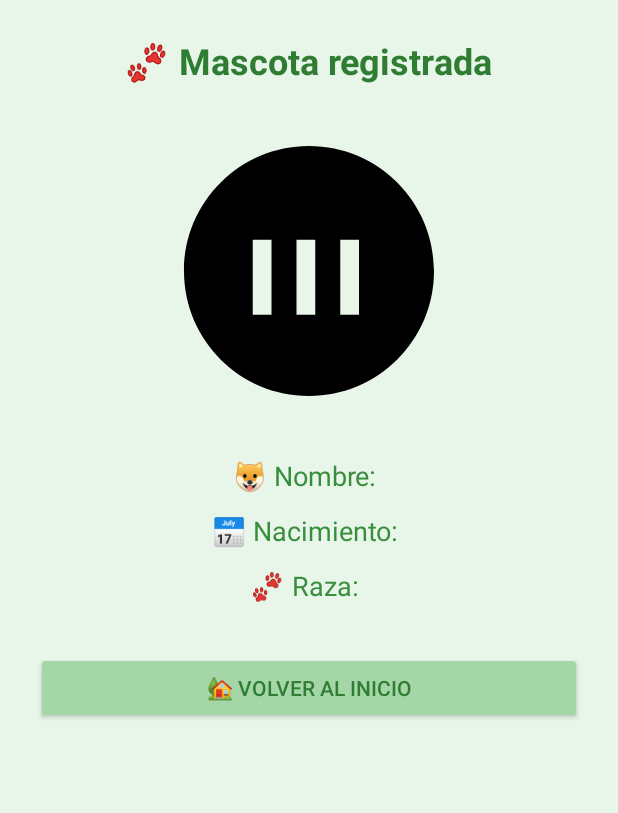
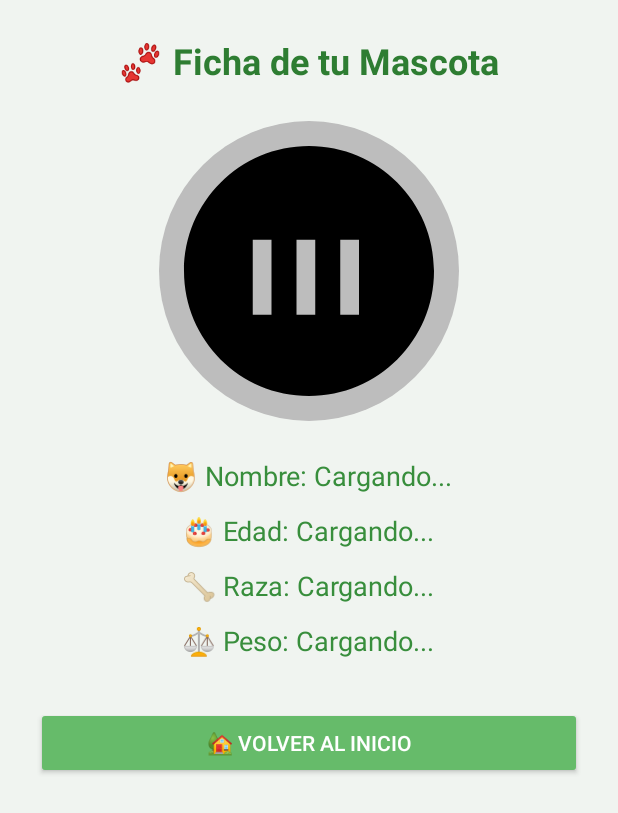
Before and after one commit to Mariajose205/CuidaPetApp, an Android app built with Jetpack Compose: the layout activity_ver_mascota.xml on its own in the app's theme, with its tools: preview values and no code run, on a phone screen of 412 x 824 dp. Shown: the top 813 px of the screen. Run offline under Robolectric (Android 15) with nearby library versions, the phone set to English and light mode, and no system bars.

Commit message:
Agregando ver mascotas

```diff
--- a/app/src/main/AndroidManifest.xml
+++ b/app/src/main/AndroidManifest.xml
@@ -27,7 +27,7 @@
         <activity android:name=".view.PerfilActivity" android:exported="false"/>
         <activity android:name=".view.RegistrarMascotaActivity" android:exported="false"/>
         <activity android:name=".view.RecomendacionesActivity" android:exported="false"/>
-        <activity android:name=".view.VerMascotaEjemploActivity" android:exported="false"/>
+        <activity android:name=".view.VerMascotaActivity" android:exported="false"/>
 
         <provider
             android:name="androidx.core.content.FileProvider"
--- a/app/src/main/java/com/example/cuidapet/data/MascotaDao.kt
+++ b/app/src/main/java/com/example/cuidapet/data/MascotaDao.kt
@@ -3,10 +3,14 @@ package com.example.cuidapet.data
 import androidx.room.Dao
 import androidx.room.Insert
 import androidx.room.OnConflictStrategy
+import androidx.room.Query
 import com.example.cuidapet.model.Mascota
 
 @Dao
 interface MascotaDao {
     @Insert(onConflict = OnConflictStrategy.REPLACE)
     suspend fun insertar(mascota: Mascota)
+
+    @Query("SELECT * FROM mascotas WHERE idUsuario = :idUsuario")
+    suspend fun obtenerMascotasPorUsuario(idUsuario: Int): List<Mascota>
 }
--- a/app/src/main/java/com/example/cuidapet/model/Mascota.kt
+++ b/app/src/main/java/com/example/cuidapet/model/Mascota.kt
@@ -10,5 +10,6 @@ data class Mascota(
     val edad: String,
     val raza: String,
     val peso: String,
-    val fotoUri: String? = null
+    val fotoUri: String? = null,
+    val idUsuario: Int
 )
--- a/app/src/main/java/com/example/cuidapet/view/HomeActivity.kt
+++ b/app/src/main/java/com/example/cuidapet/view/HomeActivity.kt
@@ -14,12 +14,18 @@ class HomeActivity : ComponentActivity() {
         setContentView(R.layout.activity_home)
 
         val btnRegistrarMascota = findViewById<Button>(R.id.btnRegistrarMascota)
+        val btnTuMascota = findViewById<Button>(R.id.btnTuMascota) // ← NUEVO BOTÓN
         val btnRecomendaciones = findViewById<Button>(R.id.btnRecomendaciones)
         val btnPerfil = findViewById<Button>(R.id.btnPerfil)
         val btnCerrarSesion = findViewById<Button>(R.id.btnCerrarSesion)
 
         btnRegistrarMascota.setOnClickListener {
             val intent = Intent(this, RegistrarMascotaActivity::class.java)
+            startActivity(intent)
+        }
+
+        btnTuMascota.setOnClickListener {
+            val intent = Intent(this, VerMascotaActivity::class.java)
             startActivity(intent)
         }
 
--- a/app/src/main/res/layout/activity_ver_mascota.xml
+++ b/app/src/main/res/layout/activity_ver_mascota.xml
@@ -2,7 +2,7 @@
 <ScrollView xmlns:android="http://schemas.android.com/apk/res/android"
     android:layout_width="match_parent"
     android:layout_height="match_parent"
-    android:background="#E8F5E9">
+    android:background="#F0F4F0">
 
     <LinearLayout
         android:layout_width="match_parent"
@@ -14,7 +14,7 @@
         <TextView
             android:layout_width="wrap_content"
             android:layout_height="wrap_content"
-            android:text="🐾 Mascota registrada"
+            android:text="🐾 Ficha de tu Mascota"
             android:textSize="24sp"
             android:textStyle="bold"
             android:textColor="#2E7D32"
@@ -26,22 +26,23 @@
             android:layout_height="200dp"
             android:scaleType="centerCrop"
             android:src="@drawable/ic_pet_placeholder"
+            android:background="@drawable/circle_background"
             android:layout_marginBottom="24dp" />
 
         <TextView
             android:id="@+id/tvNombreMascota"
             android:layout_width="wrap_content"
             android:layout_height="wrap_content"
-            android:text="🐶 Nombre: "
+            android:text="🐶 Nombre: Cargando..."
             android:textSize="18sp"
             android:textColor="#388E3C"
             android:layout_marginBottom="12dp" />
 
         <TextView
-            android:id="@+id/tvFechaMascota"
+            android:id="@+id/tvEdadMascota"
             android:layout_width="wrap_content"
             android:layout_height="wrap_content"
-            android:text="📅 Nacimiento: "
+            android:text="🎂 Edad: Cargando..."
             android:textSize="18sp"
             android:textColor="#388E3C"
             android:layout_marginBottom="12dp" />
@@ -50,7 +51,16 @@
             android:id="@+id/tvRazaMascota"
             android:layout_width="wrap_content"
             android:layout_height="wrap_content"
-            android:text="🐾 Raza: "
+            android:text="🦴 Raza: Cargando..."
+            android:textSize="18sp"
+            android:textColor="#388E3C"
+            android:layout_marginBottom="12dp" />
+
+        <TextView
+            android:id="@+id/tvPesoMascota"
+            android:layout_width="wrap_content"
+            android:layout_height="wrap_content"
+            android:text="⚖️ Peso: Cargando..."
             android:textSize="18sp"
             android:textColor="#388E3C"
             android:layout_marginBottom="32dp" />
@@ -60,7 +70,7 @@
             android:layout_width="match_parent"
             android:layout_height="wrap_content"
             android:text="🏡 Volver al inicio"
-            android:backgroundTint="#A5D6A7"
-            android:textColor="#2E7D32" />
+            android:backgroundTint="#66BB6A"
+            android:textColor="#FFFFFF" />
     </LinearLayout>
 </ScrollView>
```
Also changed, not shown: app/src/main/java/com/example/cuidapet/view/MascotaAdapter.kt (+14 -4 lines), app/src/main/java/com/example/cuidapet/view/RegistrarMascotaActivity.kt (+23 -6 lines), app/src/main/java/com/example/cuidapet/view/VerMascotaActivity.kt (+11 -9 lines), app/src/main/java/com/example/cuidapet/view/VerMascotaEjemploActivity.kt (deleted, +0 -12 lines), app/src/main/res/layout/activity_home.xml (+11 -0 lines).
